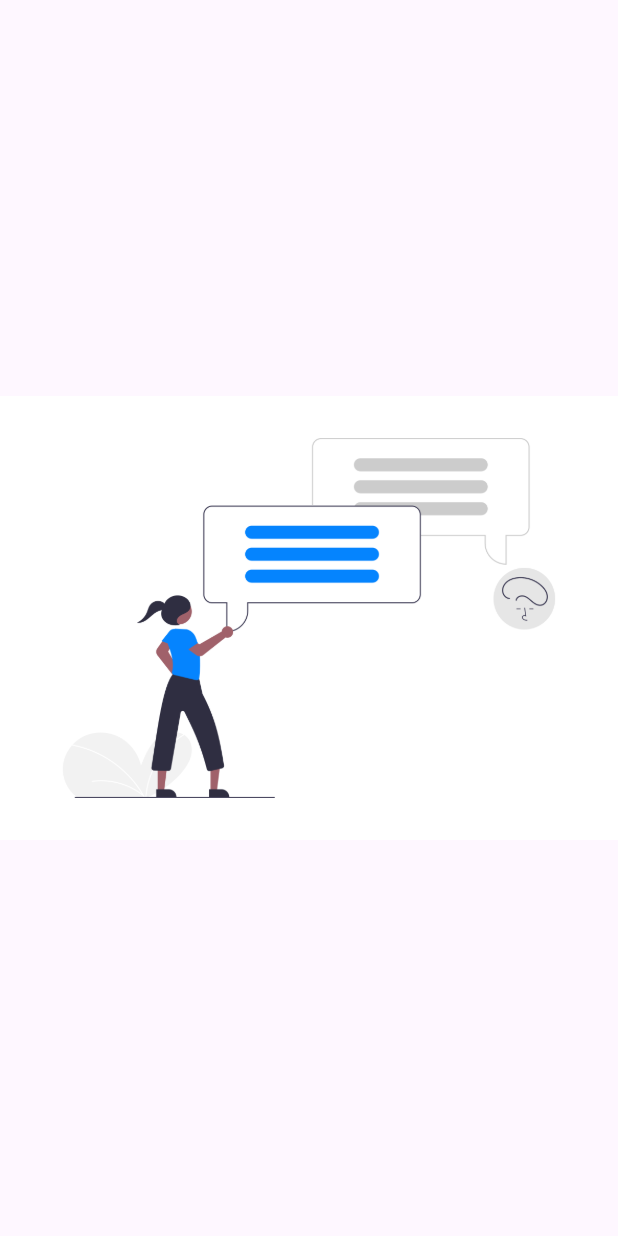
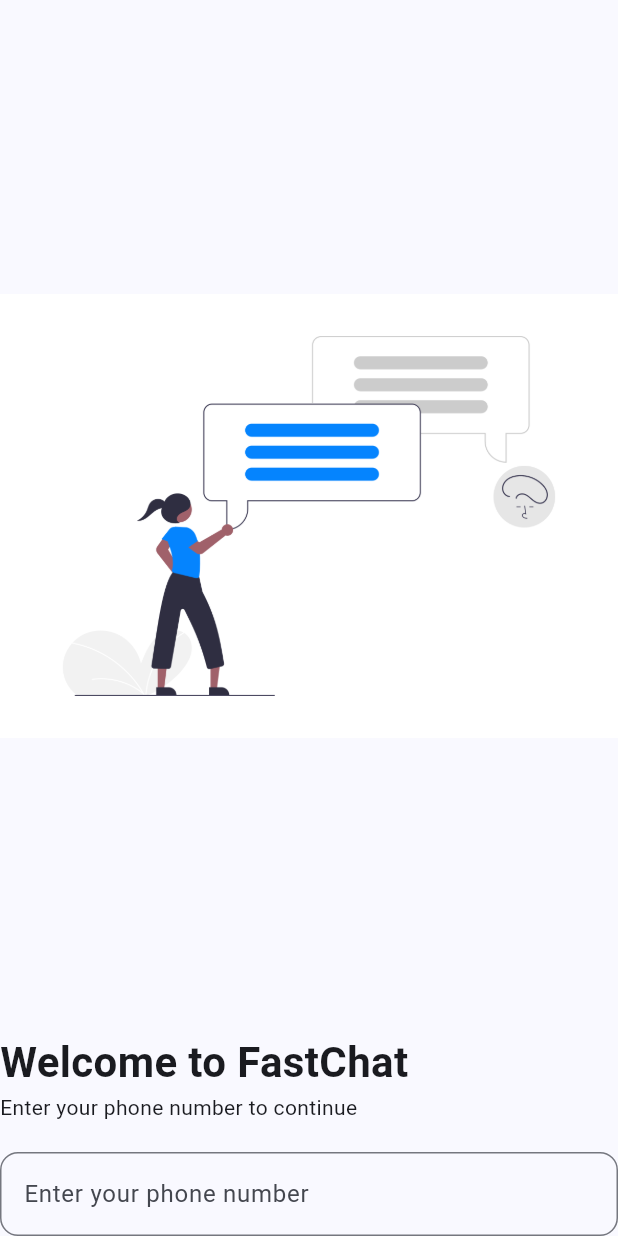
Before and after one commit to adogbeji/FlutterChatAppOne, a Flutter app: the PhoneLogin screen opened directly, on a phone screen of 412 x 824 dp. Run offline on Flutter 3.47's test engine with Material 3 defaults, Android fonts, the phone set to English and light mode, and no system bars.

Commit message:
Add phone input field in phone login screen

```diff
--- a/lib/views/screens/auth/phone_login.dart
+++ b/lib/views/screens/auth/phone_login.dart
@@ -12,9 +12,32 @@ class _PhoneLoginState extends State<PhoneLogin> {
   Widget build(BuildContext context) {
     return Scaffold(
       body: Column(
+        crossAxisAlignment: CrossAxisAlignment.start,
         children: [
           Expanded(
             child: Image.asset('assets/images/chat.png'),
+          ),
+          const Text(
+            'Welcome to FastChat',
+            style: TextStyle(
+              fontSize: 28,
+              fontWeight: FontWeight.w700,
+            ),
+          ),
+          const Text('Enter your phone number to continue'),
+
+          const SizedBox(height: 20,),
+
+          Form(
+            child: TextFormField(
+              keyboardType: TextInputType.phone,
+              decoration: InputDecoration(
+                labelText: 'Enter your phone number',
+                border: OutlineInputBorder(
+                  borderRadius: BorderRadius.circular(12),
+                )
+              ),
+            ),
           ),
         ],
       ),
```
Also changed, not shown: lib/main.dart (+7 -3 lines).
